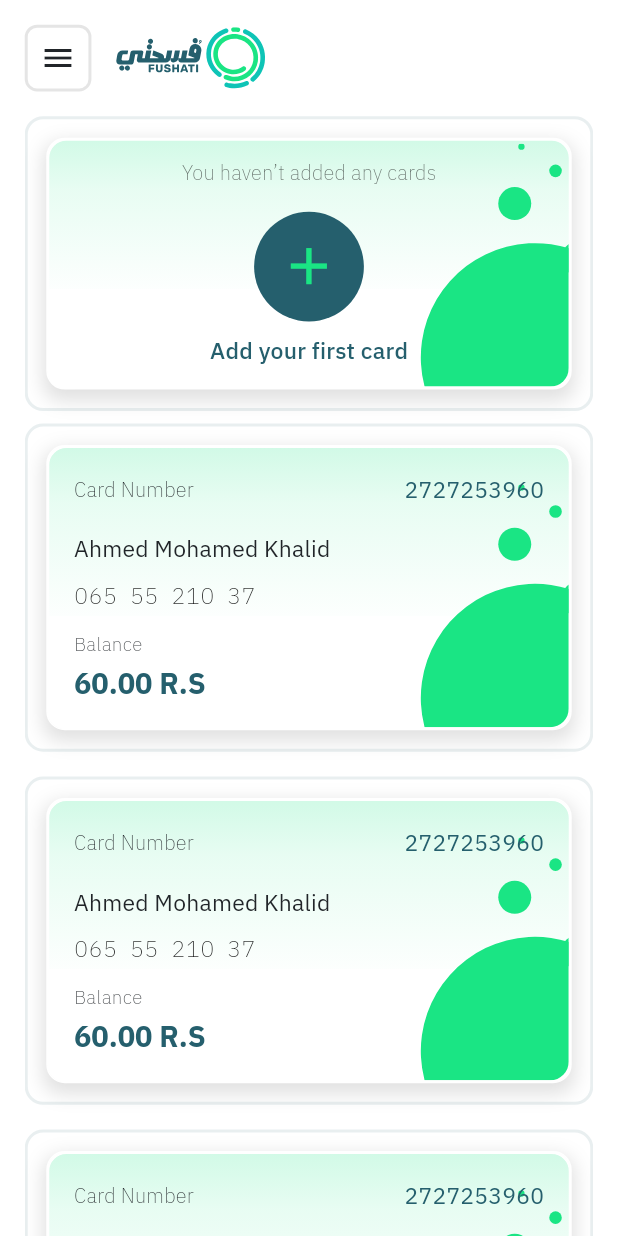
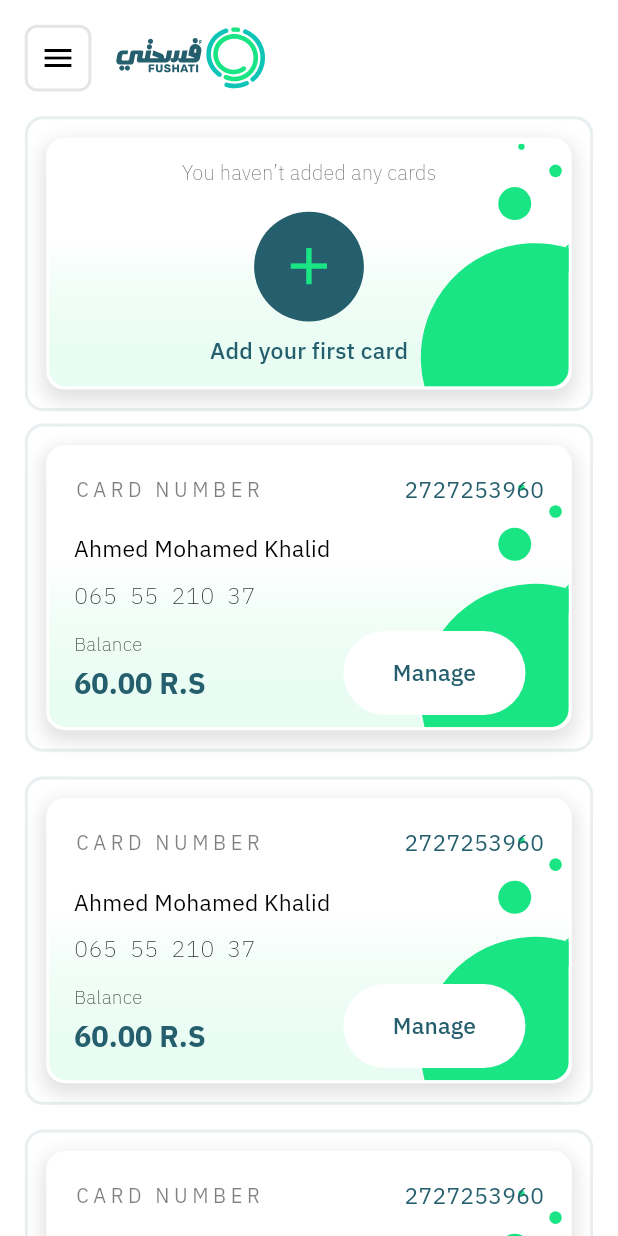
Before and after one commit to Mohamed-Ahmed-Salah/fushati, a Flutter app: the screen it shows after launch, on a phone screen of 412 x 824 dp. Run offline on Flutter 3.47's test engine with Material 3 defaults, Android fonts, the phone set to English and light mode, and no system bars; our stand-ins replace bloc, country_code_picker, dartz, dio, equatable, flutter_bloc and 8 more; missing offline and left inert: mesh_gradient; generated files the repository leaves out were written again.

Commit message:
home new design

```diff
--- a/lib/core/res/styles/colours.dart
+++ b/lib/core/res/styles/colours.dart
@@ -2,6 +2,7 @@ import 'package:flutter/material.dart';
 
 abstract class Colours {
   static const Color primaryGreenColor = Color(0xFF1AE584);
+  static const Color primaryGreenTintColor =  Color(0xFFd1fae6);
   static const Color brandColorOne = Color(0xFF255F6D);
   static const Color lightPrimaryBlackColor = Color(0xFF212529);
   static Color borderGreyColor = Colors.black.withOpacity(0.1);
@@ -20,6 +21,6 @@ abstract class Colours {
   static const Color lightGreyButton = Color.fromRGBO(
       33, 37, 41, 0.05);
   static const Color dividerGreyColor = Color(0xFFD8DADC);
-  static const Color textBlackColor = Color(0xFF212529);
+  static const Color textBlackColor = Colors.black;
   static const Color blackColor = Colors.black;
 }
--- a/lib/src/home/presentation/widgets/empty_card_list.dart
+++ b/lib/src/home/presentation/widgets/empty_card_list.dart
@@ -3,7 +3,6 @@ import 'package:flutter_svg/flutter_svg.dart';
 import 'package:fushati/core/common/widgets/custome_appbar.dart';
 import 'package:go_router/go_router.dart';
 import 'package:responsive_sizer/responsive_sizer.dart';
-import 'package:flutter_gen/gen_l10n/app_localizations.dart';
 import 'package:flutter_gen/gen_l10n/app_localizations.dart';
 
 import '../../../../core/res/media.dart';
@@ -19,9 +18,8 @@ class EmptyCardsList extends StatelessWidget {
   @override
   Widget build(BuildContext context) {
     return GestureDetector(
-      onTap: (){
+      onTap: () {
         context.push(NewCardView.path);
-
       },
       child: CardContainerDesign(
         child: Stack(
@@ -29,7 +27,7 @@ class EmptyCardsList extends StatelessWidget {
             const Positioned(
               bottom: 0,
               right: 0,
-              child:BubbleImage(),
+              child: BubbleImage(),
             ),
             Align(
               alignment: Alignment.center,
@@ -89,7 +87,7 @@ class BubbleImage extends StatelessWidget {
     return Container(
         decoration: BoxDecoration(
             borderRadius:
-            BorderRadius.only(bottomRight: Radius.circular(20.w))),
+                BorderRadius.only(bottomRight: Radius.circular(20.w))),
         child: ClipRRect(
           borderRadius: BorderRadius.only(
               bottomRight: Radius.circular(SizeConst.borderRadius)),
@@ -136,12 +134,10 @@ class CardContainerDesign extends StatelessWidget {
             gradient: LinearGradient(
               begin: Alignment.topCenter,
               end: Alignment.bottomCenter,
-              stops: const [0, 0.2, 0.6, 0],
+              stops: const [0.4, 1],
               colors: [
-                Colours.primaryGreenColor.withOpacity(0.2),
-                Colours.primaryGreenColor.withOpacity(0.1),
-                Colours.primaryGreenColor.withOpacity(0.01),
                 Colours.whiteColor,
+                Colours.primaryGreenTintColor.withOpacity(0.5),
               ],
             ),
 
```
Also changed, not shown: lib/src/home/presentation/widgets/cards_list.dart (+39 -8 lines).
